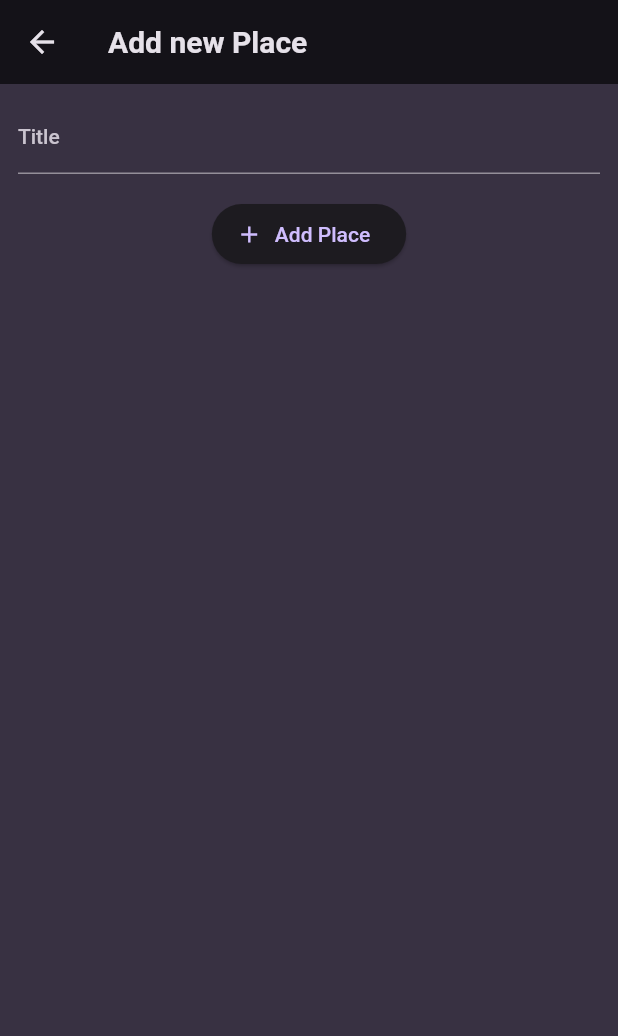
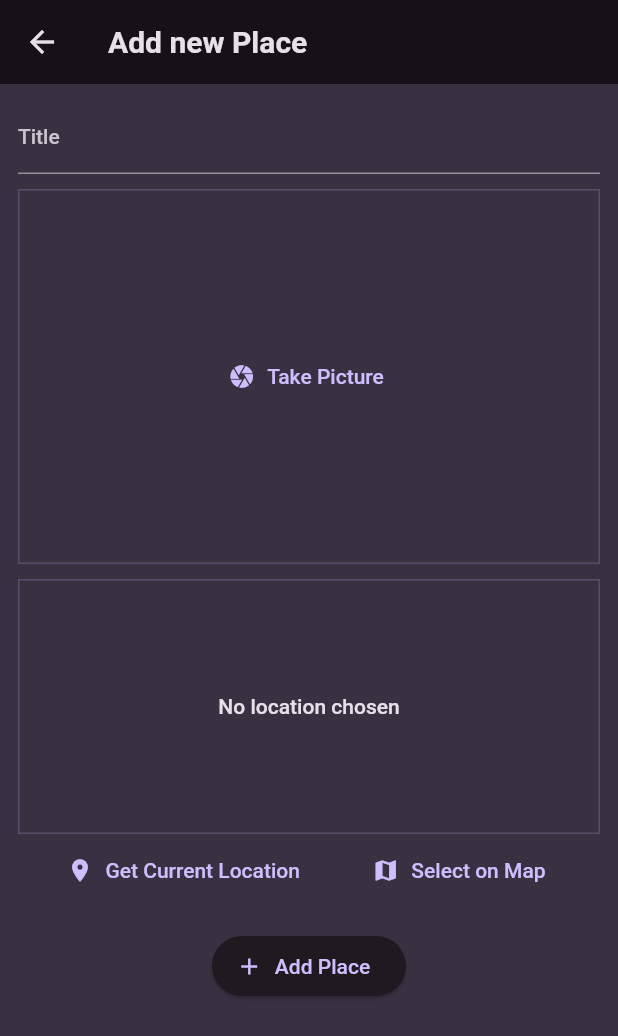
Before and after one commit to SandyCooper/Flutter-Favourite-Place, a Flutter app: the AddPlaceScreen screen opened directly, after a tap on "Add Place", on a phone screen of 412 x 824 dp. Shown: the top 1036 px of the screen. Run offline on Flutter 3.47's test engine with Material 2 defaults, Android fonts, the phone set to English and light mode, and no system bars; our stand-ins replace flutter_riverpod, google_fonts, image_picker.

Commit message:
using the device camera, previewing the picked image, adding location package

```diff
--- a/lib/models/place.dart
+++ b/lib/models/place.dart
@@ -1,10 +1,13 @@
+import 'dart:io';
+
 import 'package:uuid/uuid.dart';
 
 const uuid = Uuid();
 
 class Place {
-  Place({required this.title}) : id = uuid.v4();
+  Place({required this.title, required this.image}) : id = uuid.v4();
 
   final String id;
   final String title;
+  final File image;
 }
--- a/lib/providers/user_places.dart
+++ b/lib/providers/user_places.dart
@@ -1,3 +1,5 @@
+import 'dart:io';
+
 import 'package:flutter_riverpod/flutter_riverpod.dart';
 
 import 'package:favorite_places/models/place.dart';
@@ -5,8 +7,8 @@
 class UserPlacesNotifier extends StateNotifier<List<Place>> {
   UserPlacesNotifier() : super(const []);
 
-  void addPlace(String title) {
-    final newPlace = Place(title: title);
+  void addPlace(String title, File image) {
+    final newPlace = Place(title: title, image: image);
     state = [newPlace, ...state];
   }
 }
--- a/lib/screens/add_place.dart
+++ b/lib/screens/add_place.dart
@@ -1,6 +1,10 @@
+import 'dart:io';
+
+import 'package:favorite_places/widgets/location_input.dart';
+import 'package:flutter_riverpod/flutter_riverpod.dart';
 import 'package:flutter/material.dart';
-import 'package:flutter_riverpod/flutter_riverpod.dart';
 
+import 'package:favorite_places/widgets/image_input.dart';
 import 'package:favorite_places/providers/user_places.dart';
 
 class AddPlaceScreen extends ConsumerStatefulWidget {
@@ -14,15 +18,18 @@
 
 class _AddPlaceScreenState extends ConsumerState<AddPlaceScreen> {
   final _titleController = TextEditingController();
+  File? _selectedImage;
 
   void _savePlace() {
     final enteredTitle = _titleController.text;
 
-    if (enteredTitle.isEmpty) {
+    if (enteredTitle.isEmpty || _selectedImage == null) {
       return;
     }
 
-    ref.read(userPlacesProvider.notifier).addPlace(enteredTitle);
+    ref
+        .read(userPlacesProvider.notifier)
+        .addPlace(enteredTitle, _selectedImage!);
 
     Navigator.of(context).pop();
   }
@@ -50,6 +57,14 @@
                 color: Theme.of(context).colorScheme.onBackground,
               ),
             ),
+            const SizedBox(height: 10),
+            ImageInput(
+              onPickImage: (image) {
+                _selectedImage = image;
+              },
+            ),
+            const SizedBox(height: 10),
+            LocationInput(),
             const SizedBox(height: 16),
             ElevatedButton.icon(
               onPressed: _savePlace,
--- /dev/null
+++ b/lib/widgets/image_input.dart
@@ -0,0 +1,69 @@
+import 'dart:io';
+
+import 'package:flutter/material.dart';
+import 'package:image_picker/image_picker.dart';
+
+class ImageInput extends StatefulWidget {
+  const ImageInput({super.key, required this.onPickImage});
+
+  final void Function(File image) onPickImage;
+
+  @override
+  State<ImageInput> createState() {
+    return _ImageInputState();
+  }
+}
+
+class _ImageInputState extends State<ImageInput> {
+  File? _selectedImage;
+
+  void _takePicture() async {
+    final imagePicker = ImagePicker();
+    final pickedImage =
+        await imagePicker.pickImage(source: ImageSource.camera, maxWidth: 600);
+
+    if (pickedImage == null) {
+      return;
+    }
+
+    setState(() {
+      _selectedImage = File(pickedImage.path);
+    });
+
+    widget.onPickImage(_selectedImage!);
+  }
+
+  @override
+  Widget build(BuildContext context) {
+    Widget content = TextButton.icon(
+      icon: const Icon(Icons.camera),
+      label: const Text('Take Picture'),
+      onPressed: _takePicture,
+    );
+
+    if (_selectedImage != null) {
+      content = GestureDetector(
+        onTap: _takePicture,
+        child: Image.file(
+          _selectedImage!,
+          fit: BoxFit.cover,
+          width: double.infinity,
+          height: double.infinity,
+        ),
+      );
+    }
+
+    return Container(
+      decoration: BoxDecoration(
+        border: Border.all(
+          width: 1,
+          color: Theme.of(context).colorScheme.primary.withOpacity(0.2),
+        ),
+      ),
+      height: 250,
+      width: double.infinity,
+      alignment: Alignment.center,
+      child: content,
+    );
+  }
+}
--- /dev/null
+++ b/lib/widgets/location_input.dart
@@ -0,0 +1,53 @@
+import 'package:flutter/material.dart';
+
+class LocationInput extends StatefulWidget {
+  const LocationInput({super.key});
+
+  @override
+  State<LocationInput> createState() {
+    return _LocationInputState();
+  }
+}
+
+class _LocationInputState extends State<LocationInput> {
+  @override
+  Widget build(BuildContext context) {
+    return Column(
+      children: [
+        Container(
+          height: 170,
+          width: double.infinity,
+          alignment: Alignment.center,
+          decoration: BoxDecoration(
+            border: Border.all(
+              width: 1,
+              color: Theme.of(context).colorScheme.primary.withOpacity(0.2),
+            ),
+          ),
+          child: Text(
+            'No location chosen',
+            textAlign: TextAlign.center,
+            style: Theme.of(context).textTheme.bodyLarge!.copyWith(
+                  color: Theme.of(context).colorScheme.onBackground,
+                ),
+          ),
+        ),
+        Row(
+          mainAxisAlignment: MainAxisAlignment.spaceEvenly,
+          children: [
+            TextButton.icon(
+              icon: const Icon(Icons.location_on),
+              label: const Text('Get Current Location'),
+              onPressed: () {},
+            ),
+            TextButton.icon(
+              icon: const Icon(Icons.map),
+              label: const Text('Select on Map'),
+              onPressed: () {},
+            ),
+          ],
+        ),
+      ],
+    );
+  }
+}
--- a/lib/widgets/places_list.dart
+++ b/lib/widgets/places_list.dart
@@ -24,6 +24,10 @@
     return ListView.builder(
       itemCount: places.length,
       itemBuilder: (ctx, index) => ListTile(
+        leading: CircleAvatar(
+          radius: 26,
+          backgroundImage: FileImage(places[index].image),
+        ),
         title: Text(
           places[index].title,
           style: Theme.of(context).textTheme.titleMedium!.copyWith(
--- a/pubspec.yaml
+++ b/pubspec.yaml
@@ -38,6 +38,8 @@
   google_fonts: ^4.0.3
   uuid: ^3.0.7
   flutter_riverpod: ^2.3.2
+  image_picker: ^0.8.7+1
+  location: ^4.4.0
 
 dev_dependencies:
   flutter_test:
```
Also changed, not shown: lib/screens/place_detail.dart (+9 -7 lines), lib/screens/places.dart (+5 -2 lines).
